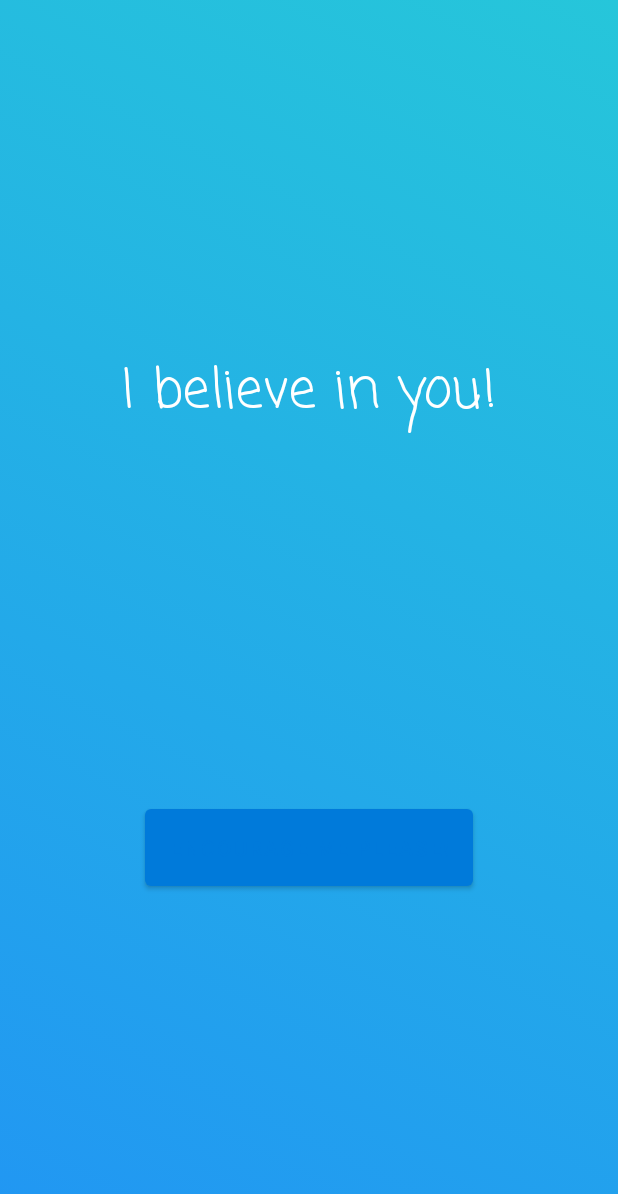
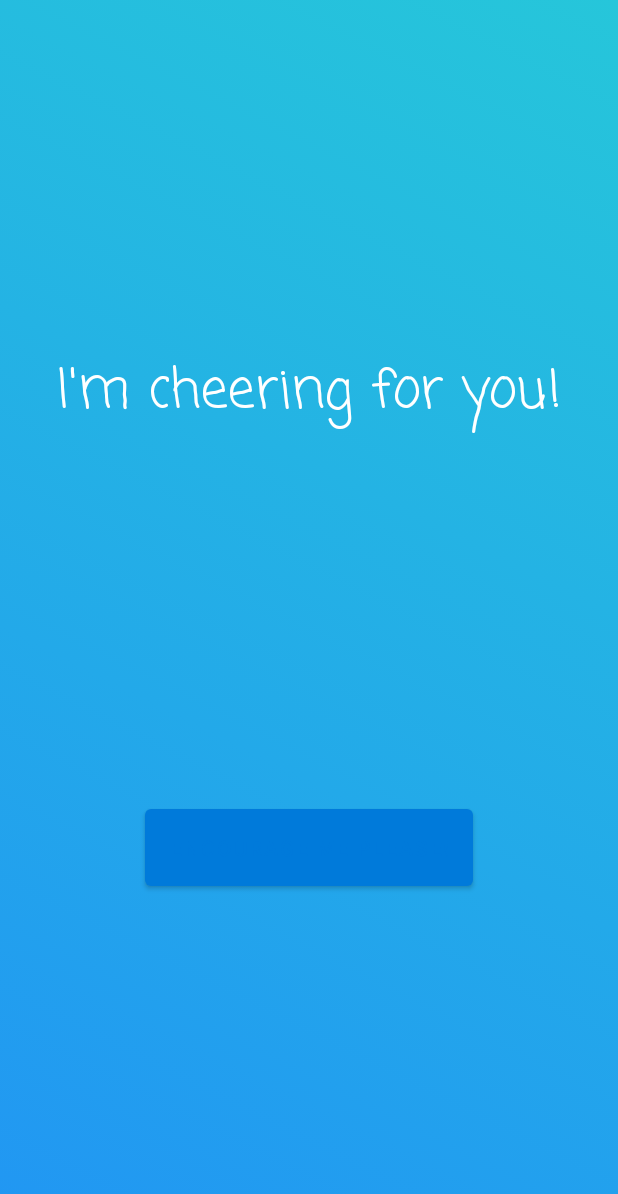
Before and after one commit to shiinee/encourage-bot, an Android app: the screen it shows after launch (MainActivity), on a phone screen of 412 x 824 dp. Shown: the top 1194 px of the screen. Run offline under Robolectric (Android 15) with nearby library versions, the phone set to English and light mode, and no system bars.

Commit message:
More encouraging phrases

```diff
--- a/app/src/main/res/values/strings.xml
+++ b/app/src/main/res/values/strings.xml
@@ -5,5 +5,13 @@
     <string-array name="message_array">
         <item>You can do it!</item>
         <item>I believe in you!</item>
+        <item>You are enough.</item>
+        <item>You are wonderful just the way you are.</item>
+        <item>You\'re stronger than you think.</item>
+        <item>I\'m so proud of you!</item>
+        <item>I\'m cheering for you!</item>
+        <item>Don\'t be afraid. I\'m here with you.</item>
+        <item>Be gentle with yourself. You\'re doing the best you can.</item>
+        <item>You are already capable of amazing things.</item>
     </string-array>
 </resources>
```
